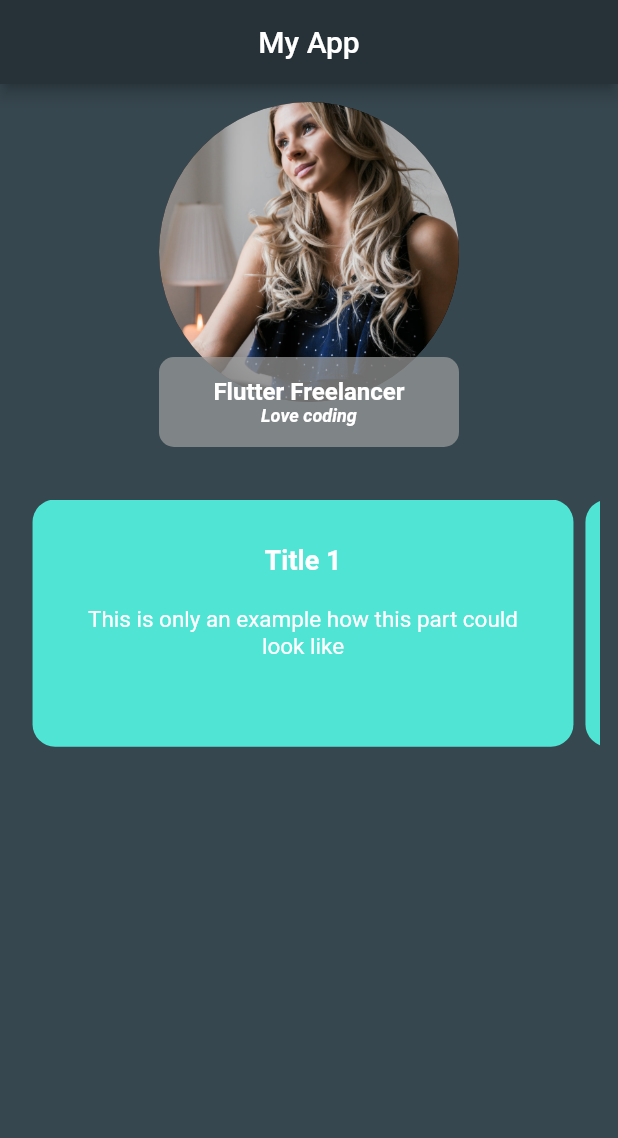
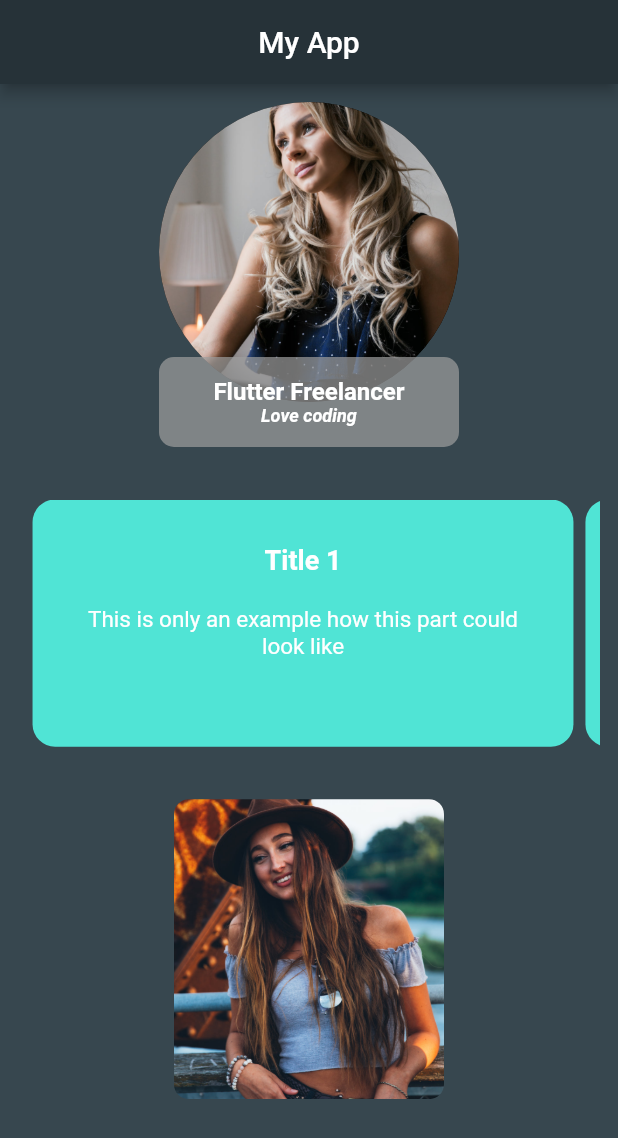
Before and after one commit to VeronikaLo/Examples, a Flutter app: the screen it shows after launch, on a phone screen of 412 x 824 dp. Shown: the top 1138 px of the screen. Run offline on Flutter 3.47's test engine with Material 2 defaults, Android fonts, the phone set to English and light mode, and no system bars.

Commit message:
rec_image

```diff
--- a/lib/main.dart
+++ b/lib/main.dart
@@ -1,5 +1,6 @@
 import 'package:examples/widgets/page_view.dart';
 import 'package:examples/widgets/profile.dart';
+import 'package:examples/widgets/rect_image.dart';
 import 'package:flutter/material.dart';
 import 'app_theme.dart';
 
@@ -42,6 +43,9 @@ class MyHomePage extends StatelessWidget {
               ProfilePicture(),
               SizedBox(height: 35,),
               PageViewExample(),
+              SizedBox(height: 35,),
+              RectImage(),
+              SizedBox(height: 35,),
             ]),
         ),
         ),
--- /dev/null
+++ b/lib/widgets/rect_image.dart
@@ -0,0 +1,20 @@
+import 'package:flutter/material.dart';
+
+class RectImage extends StatelessWidget {
+  const RectImage({Key? key}) : super(key: key);
+
+  @override
+  Widget build(BuildContext context) {
+    return SizedBox(
+      width: 180,
+      height: 200,
+      child: ClipRRect(
+        borderRadius: BorderRadius.circular(10),
+        child: Image.asset(
+          "assets/images/profilbild2.jpg",
+          fit: BoxFit.cover,
+        ),
+      ),
+    );
+  }
+}
```
Also changed, not shown: assets/images/profilbild2.jpg (added).
